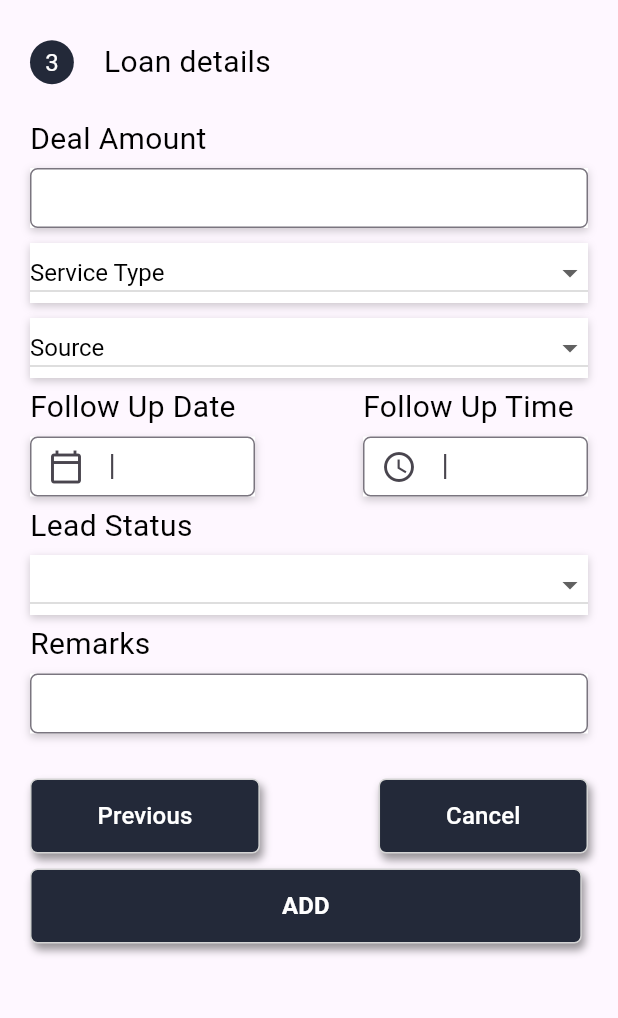
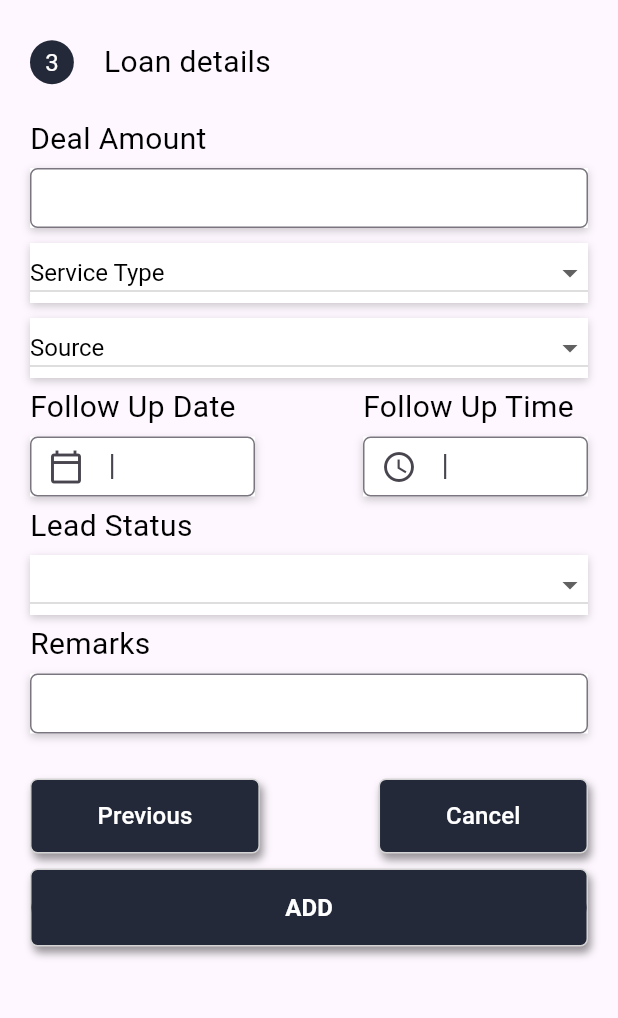
Before and after one commit to Sanyam-jain30/flutter_task, a Flutter app: the LeadSecondPage screen opened directly with empty values, after a tap on "Next", on a phone screen of 412 x 824 dp, the part 84-1102 px from its top. Run offline on Flutter 3.47's test engine with Material 2 defaults, Android fonts, the phone set to English and light mode, and no system bars; Roboto replaces fonts that are missing (Poppins).

Commit message:
Made dynamic buttons

```diff
--- a/lib/LeadSecondPage.dart
+++ b/lib/LeadSecondPage.dart
@@ -317,7 +317,6 @@ class LeadSecondPage extends StatelessWidget{
                         ],
                       ),
                       Container(
-                        padding: const EdgeInsets.symmetric(vertical: 0, horizontal: 143),
                         decoration: BoxDecoration(
                           borderRadius: BorderRadius.circular(5),
                           border: Border.all(color: const Color(0xffd4d4d4), width: 1, ),
@@ -338,6 +337,7 @@ class LeadSecondPage extends StatelessWidget{
                               );
                             },
                             style: ElevatedButton.styleFrom(
+                              minimumSize: const Size.fromHeight(50),
                               elevation: 0,
                               backgroundColor: const Color(0xff232939),
                             ),
--- a/lib/LeadThirdPage.dart
+++ b/lib/LeadThirdPage.dart
@@ -368,7 +368,6 @@ class LeadOne extends State<LeadThirdPage>{
                         ],
                       ),
                       Container(
-                        padding: const EdgeInsets.symmetric(vertical: 0, horizontal: 143),
                         decoration: BoxDecoration(
                           borderRadius: BorderRadius.circular(5),
                           border: Border.all(color: const Color(0xffd4d4d4), width: 1, ),
@@ -389,6 +388,7 @@ class LeadOne extends State<LeadThirdPage>{
                               );
                             },
                             style: ElevatedButton.styleFrom(
+                              minimumSize: const Size.fromHeight(50),
                               elevation: 0,
                               backgroundColor: const Color(0xff232939),
                             ),
--- a/lib/main.dart
+++ b/lib/main.dart
@@ -77,6 +77,7 @@ class MyAppNew extends StatelessWidget {
   Widget build(BuildContext context) {
     var r = Random();
     String id = "M3Am${r.nextInt(90000000) + 10000000}";
+    if(name != "" && dealAmount != "" && income != "" &&  pincode != "" && leadStatus != "" && loanType != "") {
       leadsData.add({
         "Name": name,
         "Id": id,
@@ -86,6 +87,7 @@ class MyAppNew extends StatelessWidget {
         "Lead_status": leadStatus,
         "Loan_type": loanType
       });
+    }
     return MaterialApp(
       title: 'Flutter Demo',
       theme: ThemeData(
```
Lines whose indentation alone changed are shown as unchanged.
